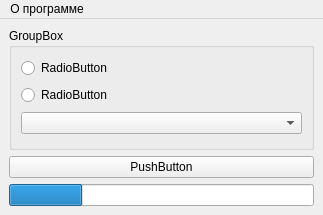
This is mainwindow.ui in MiBeloz/HW-qt7-4 as Qt 5 draws it before an edit. The edited form follows.
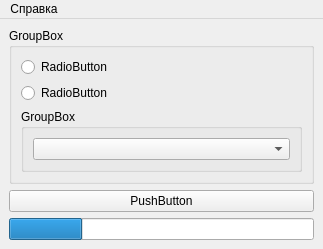
This is the edited form.

Commit message: some fix mainwindow, added about

```diff
--- a/mainwindow.ui
+++ b/mainwindow.ui
@@ -7,7 +7,7 @@
     <x>0</x>
     <y>0</y>
     <width>323</width>
-    <height>215</height>
+    <height>227</height>
    </rect>
   </property>
   <property name="windowTitle">
@@ -36,7 +36,16 @@
         </widget>
        </item>
        <item>
-        <widget class="QComboBox" name="cBox_tracks"/>
+        <widget class="QGroupBox" name="grB_tracks">
+         <property name="title">
+          <string>GroupBox</string>
+         </property>
+         <layout class="QVBoxLayout" name="verticalLayout_3">
+          <item>
+           <widget class="QComboBox" name="cBox_tracks"/>
+          </item>
+         </layout>
+        </widget>
        </item>
       </layout>
      </widget>
@@ -72,12 +81,12 @@
      <height>21</height>
     </rect>
    </property>
-   <widget class="QMenu" name="about">
+   <widget class="QMenu" name="help">
     <property name="title">
-     <string>О программе</string>
+     <string>Справка</string>
     </property>
    </widget>
-   <addaction name="about"/>
+   <addaction name="help"/>
   </widget>
  </widget>
  <resources/>
```
Left out of the diff: 6 changed lines with no effect on the pictures. The commit also changes 7 other files.
